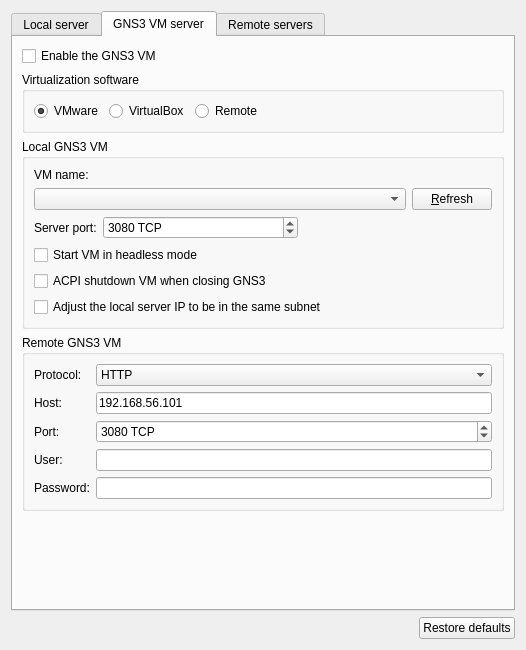
Old version of the form gns3/ui/server_preferences_page.ui in the repository GNS3/gns3-gui.
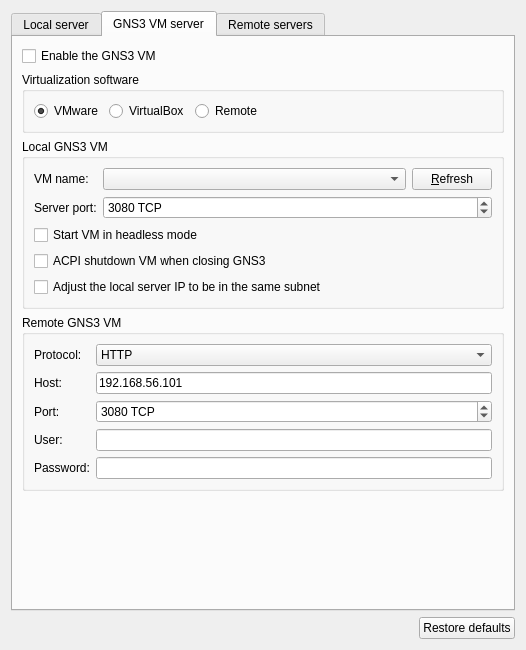
New version of the form. The open tabs and pages were chosen to show the change.

Commit message: Change layout for GNS3 VM settings in preferences.

```diff
--- a/gns3/ui/server_preferences_page.ui
+++ b/gns3/ui/server_preferences_page.ui
@@ -419,7 +419,14 @@
           <string>Local GNS3 VM</string>
          </property>
          <layout class="QGridLayout" name="gridLayout_2">
-          <item row="1" column="0">
+          <item row="0" column="0">
+           <widget class="QLabel" name="uiVMNameLabel">
+            <property name="text">
+             <string>VM name:</string>
+            </property>
+           </widget>
+          </item>
+          <item row="0" column="1">
            <widget class="QComboBox" name="uiVMListComboBox">
             <property name="sizePolicy">
              <sizepolicy hsizetype="Expanding" vsizetype="Fixed">
@@ -429,51 +436,42 @@
             </property>
            </widget>
           </item>
-          <item row="1" column="1">
+          <item row="0" column="2">
            <widget class="QPushButton" name="uiRefreshPushButton">
             <property name="text">
              <string>&amp;Refresh</string>
             </property>
            </widget>
           </item>
-          <item row="0" column="0">
-           <widget class="QLabel" name="uiVMNameLabel">
+          <item row="1" column="0">
+           <widget class="QLabel" name="uiLocalGNS3VMPortLabel">
             <property name="text">
-             <string>VM name:</string>
+             <string>Server port:</string>
             </property>
            </widget>
           </item>
-          <item row="4" column="0">
-           <widget class="QCheckBox" name="uiShutdownCheckBox">
-            <property name="text">
-             <string>ACPI shutdown VM when closing GNS3</string>
-            </property>
-           </widget>
-          </item>
-          <item row="3" column="0">
+          <item row="2" column="0" colspan="2">
            <widget class="QCheckBox" name="uiHeadlessCheckBox">
             <property name="text">
              <string>Start VM in headless mode</string>
             </property>
            </widget>
           </item>
-          <item row="5" column="0" colspan="2">
+          <item row="3" column="0" colspan="2">
+           <widget class="QCheckBox" name="uiShutdownCheckBox">
+            <property name="text">
+             <string>ACPI shutdown VM when closing GNS3</string>
+            </property>
+           </widget>
+          </item>
+          <item row="4" column="0" colspan="2">
            <widget class="QCheckBox" name="uiAdjustLocalServerIPCheckBox">
             <property name="text">
              <string>Adjust the local server IP to be in the same subnet</string>
             </property>
            </widget>
           </item>
-          <item row="2" column="0" colspan="2">
-           <layout class="QHBoxLayout" name="horizontalLayout_4">
-            <item>
-             <widget class="QLabel" name="uiLocalGNS3VMPortLabel">
-              <property name="text">
-               <string>Server port:</string>
-              </property>
-             </widget>
-            </item>
-            <item>
+          <item row="1" column="1" colspan="2">
              <widget class="QSpinBox" name="uiLocalGNS3VMPortSpinBox">
               <property name="sizePolicy">
                <sizepolicy hsizetype="Expanding" vsizetype="Fixed">
@@ -492,21 +490,6 @@
               </property>
              </widget>
             </item>
-            <item>
-             <spacer name="horizontalSpacer_6">
-              <property name="orientation">
-               <enum>Qt::Horizontal</enum>
-              </property>
-              <property name="sizeHint" stdset="0">
-               <size>
-                <width>40</width>
-                <height>20</height>
-               </size>
-              </property>
-             </spacer>
-            </item>
-           </layout>
-          </item>
          </layout>
         </widget>
        </item>
```
Left out of the diff: 2 changed lines with no effect on the pictures. Lines whose indentation alone changed are shown as unchanged. The commit also changes 1 other file.
